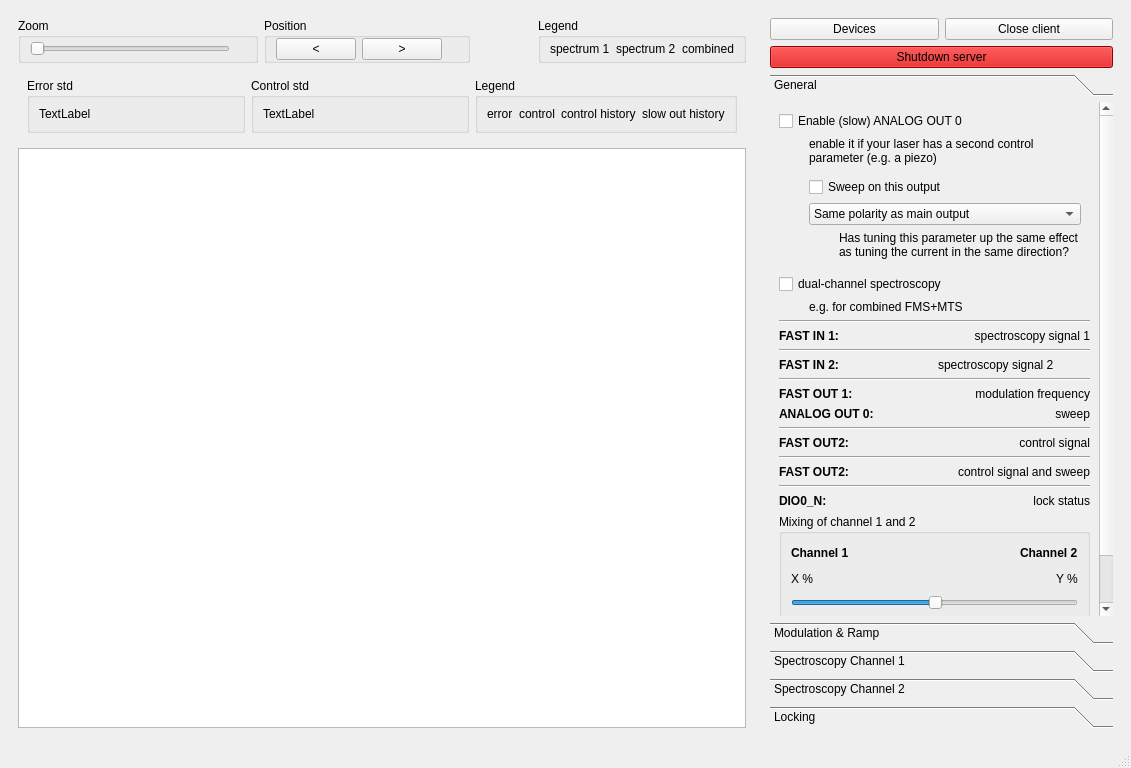
This is linien/client/ui/main_window.ui in linien-org/linien as Qt 5 draws it before an edit. The edited form follows.
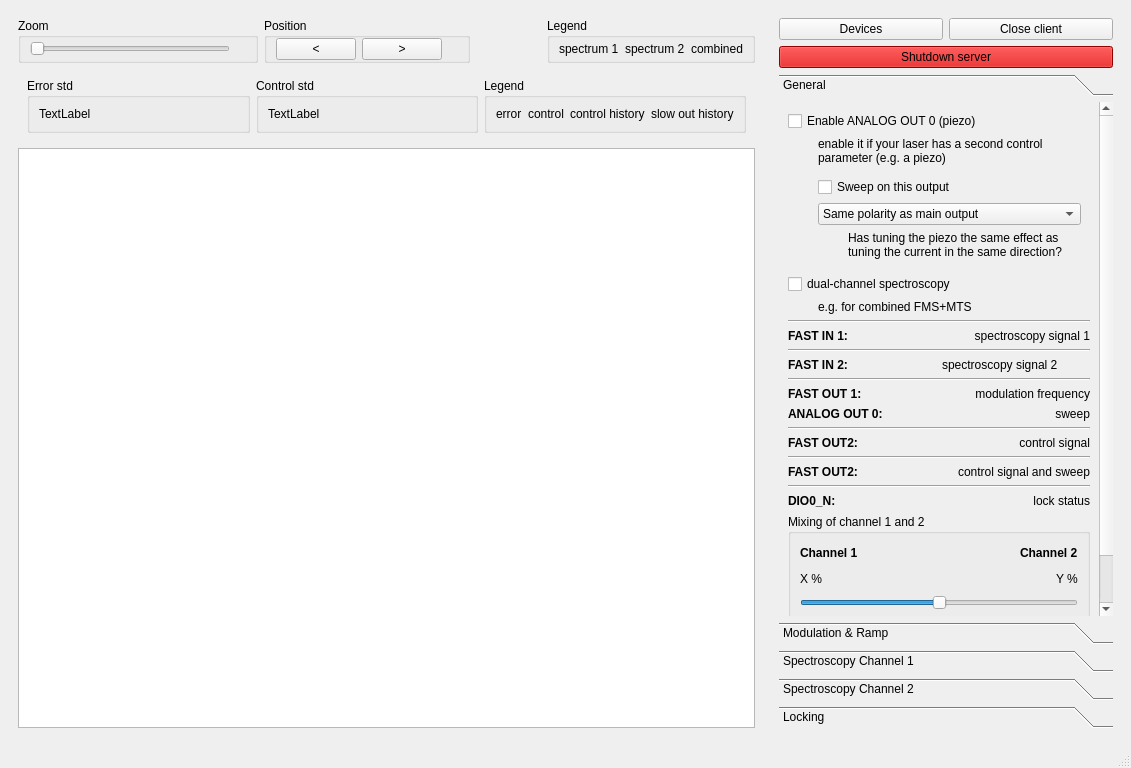
This is the edited form. The open tabs and pages were chosen to show the change. Custom widgets are drawn as their Qt base class.

```diff
--- a/linien/client/ui/main_window.ui
+++ b/linien/client/ui/main_window.ui
@@ -802,7 +802,7 @@
           <property name="geometry">
            <rect>
             <x>0</x>
-            <y>0</y>
+            <y>-221</y>
             <width>345</width>
             <height>694</height>
            </rect>
@@ -814,7 +814,7 @@
            <item>
             <widget class="QCheckBox" name="enable_slow_out">
              <property name="text">
-              <string>Enable (slow) ANALOG OUT 0</string>
+              <string>Enable ANALOG OUT 0 (piezo)</string>
              </property>
             </widget>
            </item>
@@ -882,7 +882,7 @@
               <item>
                <widget class="QLabel" name="explain_slow_polarity">
                 <property name="text">
-                 <string>Has tuning this parameter up the same effect as tuning the current in the same direction?</string>
+                 <string>Has tuning the piezo the same effect as tuning the current in the same direction?</string>
                 </property>
                 <property name="wordWrap">
                  <bool>true</bool>
```
